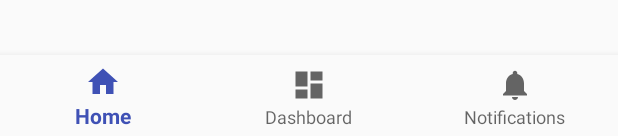
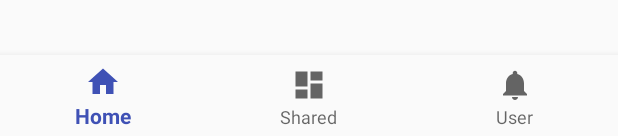
Before and after one commit to yeshuanova/PhotoShareApp.Android, an Android app: the layout activity_photo_show.xml on its own in the app's theme, with its tools: preview values and no code run, on a phone screen of 412 x 824 dp. Shown: the part 1097-1233 px from the top of the screen. Run offline under Robolectric (Android 15) with nearby library versions, the phone set to English and light mode, and no system bars.

Commit message:
Change menu id.

```diff
--- a/app/src/main/res/menu/navigation.xml
+++ b/app/src/main/res/menu/navigation.xml
@@ -7,13 +7,13 @@
         android:title="@string/title_home" />
 
     <item
-        android:id="@+id/navigation_dashboard"
+        android:id="@+id/navigation_user_shared_photo"
         android:icon="@drawable/ic_dashboard_black_24dp"
-        android:title="@string/title_dashboard" />
+        android:title="@string/title_share_photo" />
 
     <item
-        android:id="@+id/navigation_notifications"
+        android:id="@+id/navigation_user_info"
         android:icon="@drawable/ic_notifications_black_24dp"
-        android:title="@string/title_notifications" />
+        android:title="@string/title_user_info" />
 
 </menu>
--- a/app/src/main/res/values/strings.xml
+++ b/app/src/main/res/values/strings.xml
@@ -10,13 +10,11 @@
     <string name="error_invalid_password">This password is too short</string>
     <string name="error_incorrect_password">This password is incorrect</string>
     <string name="error_field_required">This field is required</string>
-    <string name="permission_rationale">"Contacts permissions are needed for providing email
-        completions."
-    </string>
+    <string name="permission_rationale">"Contacts permissions are needed for providing email completions."</string>
     <string name="title_activity_photo_show">PhotoShowActivity</string>
     <string name="title_home">Home</string>
-    <string name="title_dashboard">Dashboard</string>
-    <string name="title_notifications">Notifications</string>
+    <string name="title_share_photo">Shared</string>
+    <string name="title_user_info">User</string>
     <string name="action_google_sign">Google Sign In</string>
     <string name="action_register">Register</string>
     <string name="loading">Loading...</string>
```
Also changed, not shown: app/src/main/java/com/csl/studio/photoshare/app/PhotoShareMainActivity.java (+4 -4 lines).
